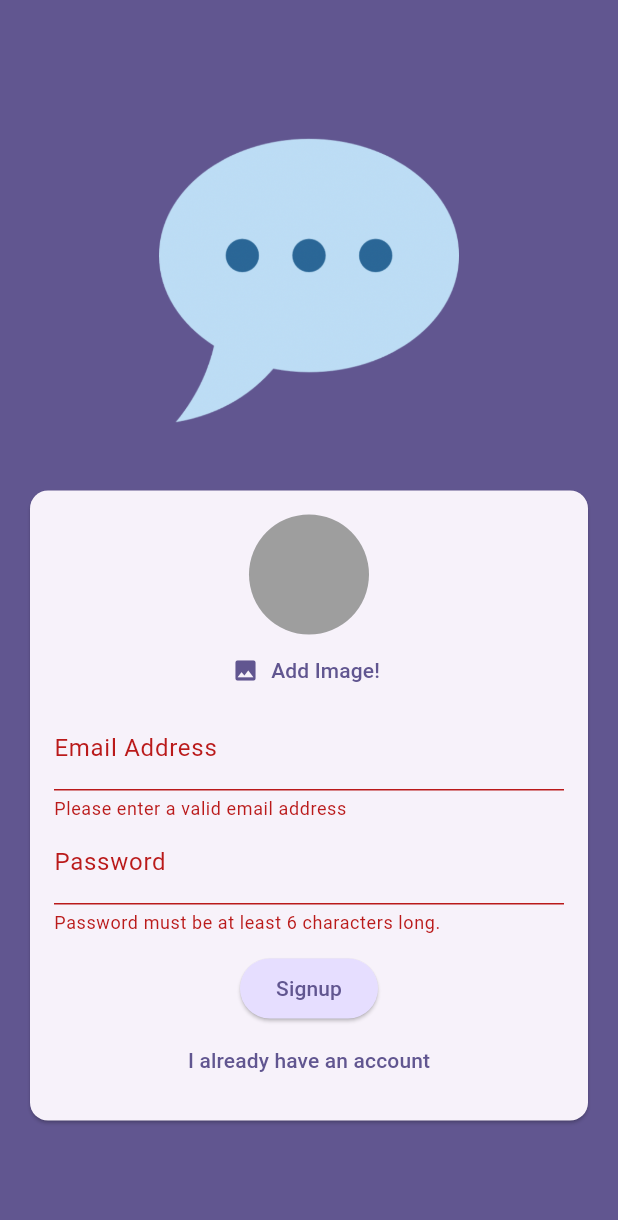
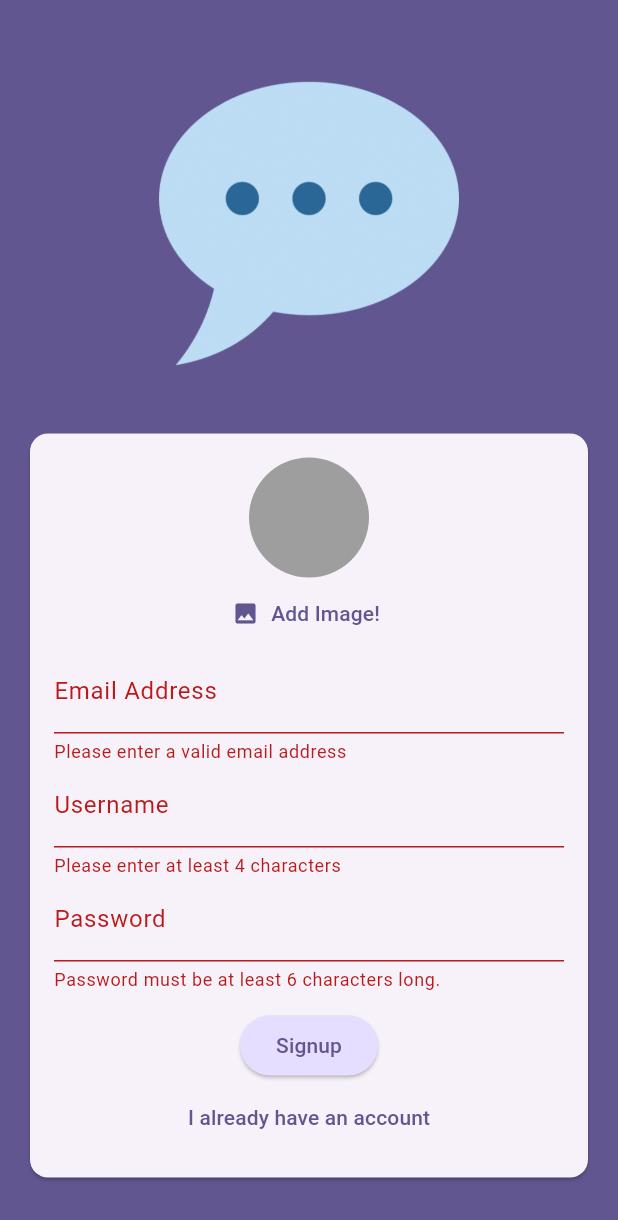
Before and after one commit to DelgaMatt/Satellite-Chat-App, a Flutter app: the screen it shows after launch, after a tap on "Login", after a tap on "Create an Account", after a tap on "Signup", on a phone screen of 412 x 824 dp. Shown: the top 1220 px of the screen. Run offline on Flutter 3.47's test engine with Material 3 defaults, Android fonts, the phone set to English and light mode, and no system bars; our stand-ins replace cloud_firestore, firebase_auth, firebase_core, firebase_storage, image_picker; accounts and stored records are empty.

Commit message:
added username field to signup

```diff
--- a/lib/screens/auth.dart
+++ b/lib/screens/auth.dart
@@ -3,6 +3,7 @@ import 'package:cloud_firestore/cloud_firestore.dart';
 import 'package:firebase_storage/firebase_storage.dart';
 import 'package:flutter/material.dart';
 import 'package:firebase_auth/firebase_auth.dart';
+import 'package:image_picker/image_picker.dart';
 import 'package:satellite/widgets/user_image_picker.dart';
 
 final _firebase = FirebaseAuth.instance;
@@ -20,6 +21,7 @@ class _AuthScreenState extends State<AuthScreen> {
   final _formKey = GlobalKey<FormState>();
   var _isLogin = true;
   var _enteredEmail = '';
+  var _enteredUsername = '';
   var _enteredPassword = '';
   File? _selectedImage;
   var _isAuthenticating = false;
@@ -60,7 +62,7 @@ class _AuthScreenState extends State<AuthScreen> {
             .collection('users')
             .doc(userCredentials.user!.uid)
             .set({
-            'username': '',
+          'username': _enteredUsername,
           'email': _enteredEmail,
           'image_url': imageUrl,
         });
@@ -134,6 +136,23 @@ class _AuthScreenState extends State<AuthScreen> {
                               _enteredEmail = value!;
                             },
                           ),
+                          if (!_isLogin)
+                            TextFormField(
+                              decoration:
+                                  const InputDecoration(labelText: 'Username'),
+                              enableSuggestions: false,
+                              validator: (value) {
+                                if (value == null ||
+                                    value.isEmpty ||
+                                    value.trim().length < 4) {
+                                  return 'Please enter at least 4 characters';
+                                }
+                                return null;
+                              },
+                              onSaved: (value) {
+                                _enteredUsername = value!;
+                              },
+                            ),
                           TextFormField(
                             decoration:
                                 const InputDecoration(labelText: 'Password'),
```
Lines whose indentation alone changed are shown as unchanged.
